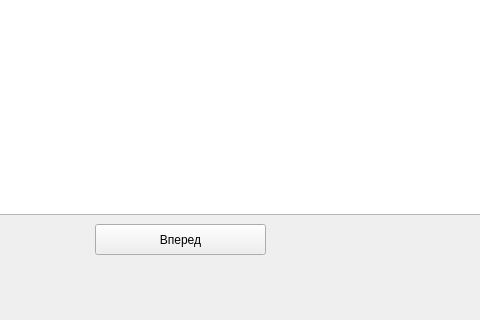
Qt form gui/C_work1_page.ui (aliensowo/tpugkuudms) before a commit; both pictures show x 155 to 635 and y 276 to 596 of the 1190 by 596 pixel window.
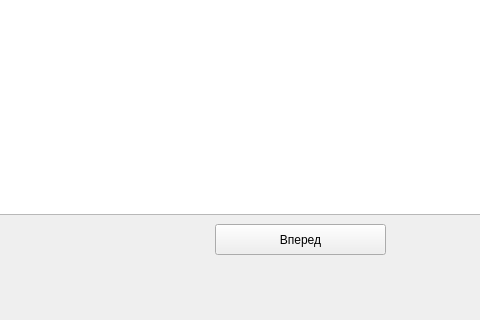
The same form after that commit.

Diff of the .ui file:
```diff
--- a/gui/C_work1_page.ui
+++ b/gui/C_work1_page.ui
@@ -36,7 +36,7 @@
     <widget class="QPushButton" name="pushButton_task_4">
      <property name="geometry">
       <rect>
-       <x>250</x>
+       <x>370</x>
        <y>470</y>
        <width>171</width>
        <height>31</height>
```
Left out of the diff: 10 changed lines with no effect on the pictures.
